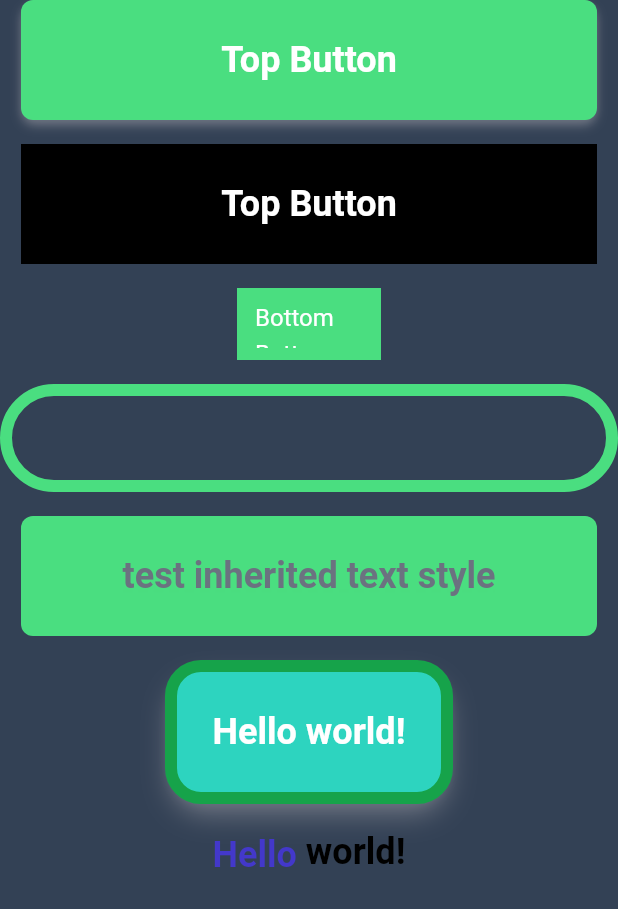
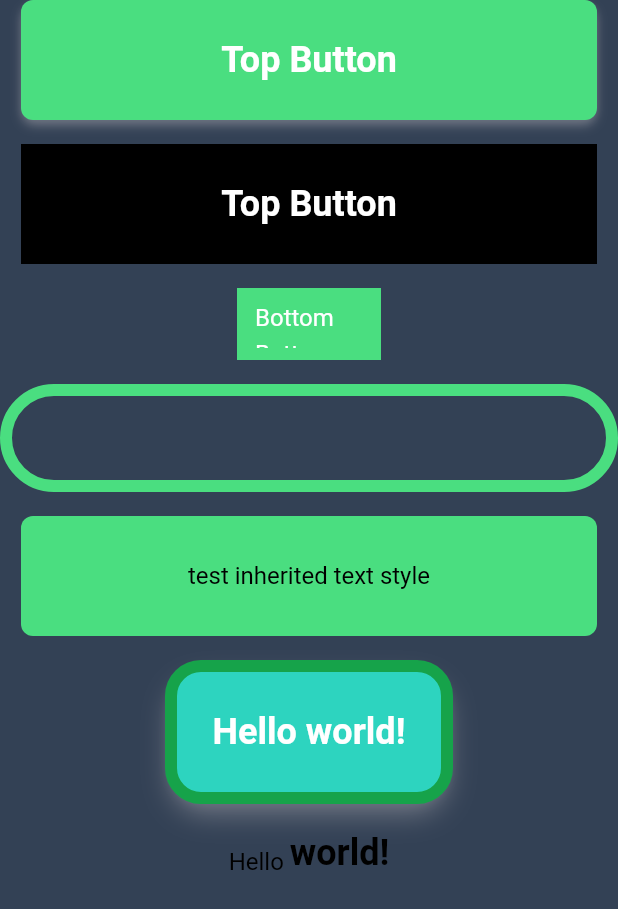
Before and after one commit to SquintInc/breeze_ui, a Flutter app: the screen it shows after launch, on a phone screen of 412 x 824 dp. Shown: the top 909 px of the screen. Run offline on Flutter 3.47's test engine with Material 3 defaults, Android fonts, the phone set to English and light mode, and no system bars; missing offline and left inert: build, source_gen.

Commit message:
Set default text styles to black color

```diff
--- a/lib/widgets/style/style.dart
+++ b/lib/widgets/style/style.dart
@@ -48,6 +48,15 @@ class TwStyle {
 
   /// See `rounded-full` values from https://tailwindcss.com/docs/border-radius
   static const maxCircleRadius = 9999.0;
+
+  static const defaultTextStyle = TextStyle(
+    inherit: true,
+    fontSize: defaultFontSize,
+    fontWeight: defaultFontWeight,
+    height: defaultLineHeight,
+    color: Colors.black,
+    leadingDistribution: TextLeadingDistribution.even,
+  );
 
   // Background styling
   final TwBackgroundColor? backgroundColor;
@@ -335,7 +344,7 @@ class TwStyle {
       fontWeight: fontWeight?.fontWeight ?? defaultFontWeight,
       height: fontSize?.getLineHeight(lineHeight) ?? defaultLineHeight,
       fontStyle: fontStyle,
-      color: textColor?.color,
+      color: textColor?.color ?? Colors.black,
       leadingDistribution: leadingDistribution ?? TextLeadingDistribution.even,
       decoration: textDecoration,
       decorationColor: textDecorationColor?.color,
--- a/lib/widgets/text.dart
+++ b/lib/widgets/text.dart
@@ -50,7 +50,8 @@ class TwText extends Text {
         super.rich();
 
   @override
-  TextStyle? get style => _style?.toTextStyle().merge(overrideStyle);
+  TextStyle? get style =>
+      (_style?.toTextStyle() ?? TwStyle.defaultTextStyle).merge(overrideStyle);
 
   @override
   Color? get selectionColor => _style?.selectionColor?.color;
--- a/lib/widgets/text_span.dart
+++ b/lib/widgets/text_span.dart
@@ -26,5 +26,6 @@ class TwTextSpan extends TextSpan {
         super();
 
   @override
-  TextStyle? get style => _style?.toTextStyle().merge(overrideStyle);
+  TextStyle? get style =>
+      (_style?.toTextStyle() ?? TwStyle.defaultTextStyle).merge(overrideStyle);
 }
```
